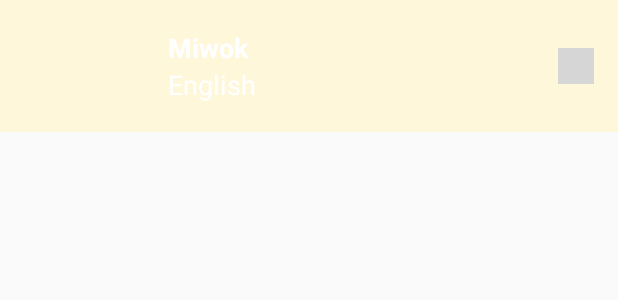
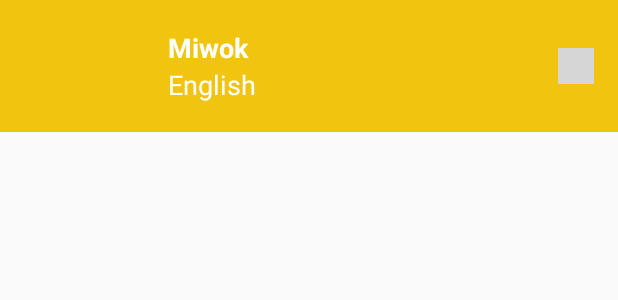
Before and after one commit to dynamicrahulsaini/Udacity_Miwok_app, an Android app: the layout list_view.xml on its own in the app's theme, with its tools: preview values and no code run, on a phone screen of 412 x 824 dp. Shown: the top 300 px of the screen. Run offline under Robolectric (Android 15) with nearby library versions, the phone set to English and light mode, and no system bars; grey boxes are pictures that could not be loaded.

```diff
--- a/app/src/main/res/layout/list_view.xml
+++ b/app/src/main/res/layout/list_view.xml
@@ -5,7 +5,7 @@
     android:id="@+id/item_list_view"
     android:layout_width="match_parent"
     android:layout_height="@dimen/list_item_height"
-    android:background="@color/tan_white"
+    android:background="#F1C40F"
     android:minHeight="@dimen/list_item_height"
     android:orientation="horizontal">
 
```
